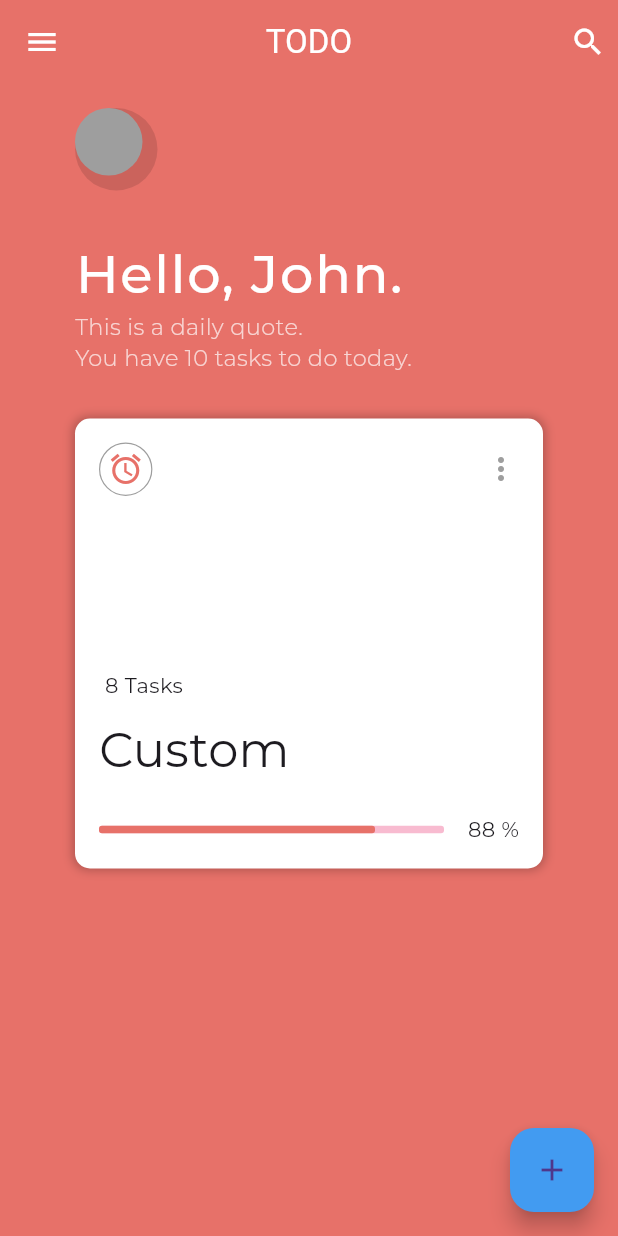
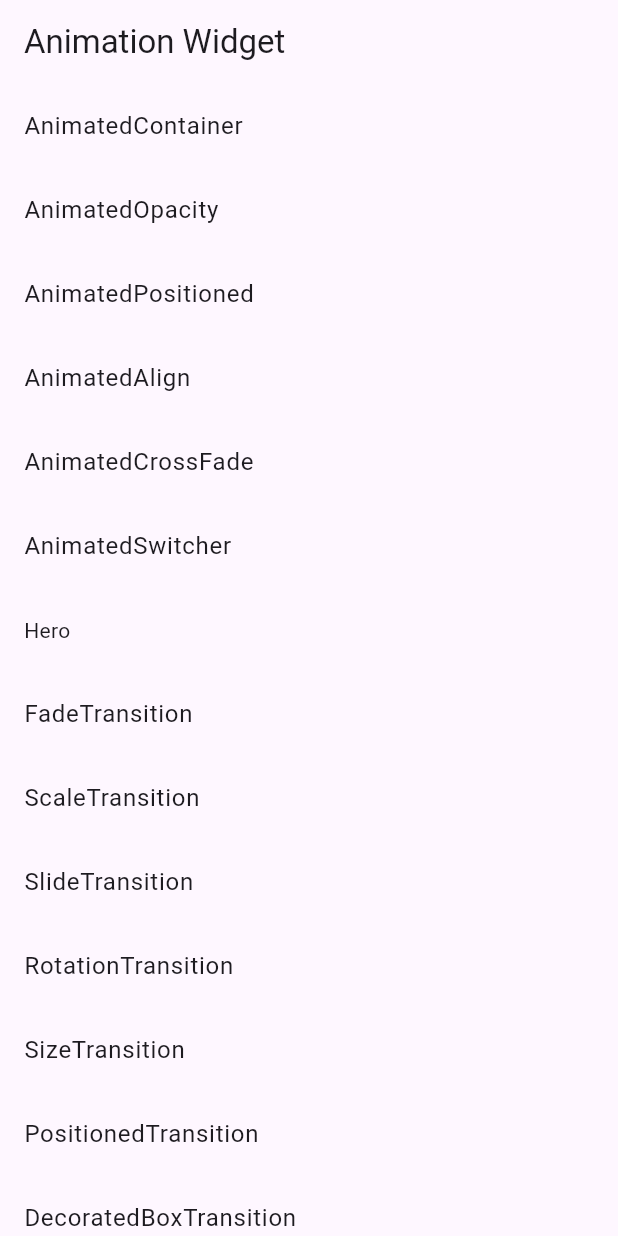
Before and after one commit to Aksharpatel06/adv_flutter_animation, a Flutter app: the screen it shows after launch, on a phone screen of 412 x 824 dp. Run offline on Flutter 3.47's test engine with Material 3 defaults, Android fonts, the light colour scheme and no system bars; our stand-ins replace google_fonts.

Commit message:
11-07-2024

```diff
--- a/lib/main.dart
+++ b/lib/main.dart
@@ -1,6 +1,7 @@
-import 'package:adv_flutter_animation/view/task_2/screen/home/home_screen.dart';
-import 'package:adv_flutter_animation/view/task_2/screen/product/product_screen.dart';
+import 'package:adv_flutter_animation/view/task_3/provider/home_page_provider.dart';
+import 'package:adv_flutter_animation/view/task_3/screen/home/home_page.dart';
 import 'package:flutter/material.dart';
+import 'package:provider/provider.dart';
 
 void main() {
   runApp(const MyApp());
@@ -11,12 +12,18 @@ class MyApp extends StatelessWidget {
 
   @override
   Widget build(BuildContext context) {
-    return  MaterialApp(
-      debugShowCheckedModeBanner: false,
-      routes: {
-        '/':(context)=>const HomeScreen(),
-        '/product':(context)=>const ProductScreen(),
-      },
+    return MultiProvider(
+      providers: [
+        ChangeNotifierProvider(create: (context) => HomePageProvider(),)
+      ],
+      child: const MaterialApp(
+        debugShowCheckedModeBanner: false,
+        // routes: {
+        //   '/':(context)=>const HomeScreen(),
+        //   '/product':(context)=>const ProductScreen(),
+        // },
+        home: HomePage(),
+      ),
     );
   }
 }
--- a/lib/utils/global_variable.dart
+++ b/lib/utils/global_variable.dart
@@ -25,12 +25,43 @@ List<Color> colorList = [
 
 int wrongAnswer = 2;
 
-
 // task 2
 
-List<String> titleList =[
+List<String> titleList = [
   'Meet Clients',
   'Design Sprint',
   'Icon Set Degien For Mobile',
   'Flutter Study',
 ];
+
+// task 3
+
+List<String> animationWidgetNameList = [
+  'AnimatedContainer',
+  'AnimatedOpacity',
+  'AnimatedPositioned',
+  'AnimatedAlign',
+  'AnimatedCrossFade',
+  'AnimatedSwitcher',
+  'Hero',
+  'FadeTransition',
+  'ScaleTransition',
+  'SlideTransition',
+  'RotationTransition',
+  'SizeTransition',
+  'PositionedTransition',
+  'DecoratedBoxTransition',
+  'DefaultTextStyleTransition',
+  'AnimatedModalBarrier',
+  'AnimatedList',
+  'AnimatedIcon',
+  'AnimatedPhysicalModel',
+  'AnimatedSize',
+  'AnimatedPadding',
+  'TweenAnimationBuilder',
+  'AnimatedBuilder',
+  'AnimatedDefaultTextStyle',
+  'AnimatedTheme',
+  'AnimatedWidget',
+  'ImplicitlyAnimatedWidget'
+];
--- a/lib/view/task_2/screen/home/home_screen.dart
+++ b/lib/view/task_2/screen/home/home_screen.dart
@@ -43,19 +43,18 @@ class HomeScreen extends StatelessWidget {
               onTap: () {
                 Navigator.pushNamed(context, '/product');
               },
-              child: Hero(
-                tag: 'box',
               child: Container(
                 height: 300,
-                  width: double.infinity,
                 decoration: BoxDecoration(
+                  borderRadius: BorderRadius.circular(10),
                   color: Colors.white,
                   boxShadow: const [
                     BoxShadow(
                         color: Colors.black26, spreadRadius: 1, blurRadius: 5)
                   ],
-                    borderRadius: BorderRadius.circular(10),
                 ),
+                child: Hero(
+                  tag: 'background',
                   child: Padding(
                     padding: const EdgeInsets.all(16.0),
                     child: Column(
@@ -82,7 +81,8 @@ class HomeScreen extends StatelessWidget {
                             )
                           ],
                         ),
-                        Column(
+                        Material(
+                          child: Column(
                             crossAxisAlignment: CrossAxisAlignment.start,
                             children: [
                               Text(
@@ -102,7 +102,8 @@ class HomeScreen extends StatelessWidget {
                                 height: 20,
                               ),
                               Row(
-                              mainAxisAlignment: MainAxisAlignment.spaceBetween,
+                                mainAxisAlignment:
+                                    MainAxisAlignment.spaceBetween,
                                 children: [
                                   SizedBox(
                                     width: 230,
@@ -122,6 +123,7 @@ class HomeScreen extends StatelessWidget {
                               ),
                             ],
                           ),
+                        ),
                       ],
                     ),
                   ),
--- /dev/null
+++ b/lib/view/task_3/provider/home_page_provider.dart
@@ -0,0 +1,43 @@
+import 'package:flutter/material.dart';
+
+class HomePageProvider extends ChangeNotifier {
+  int animationIndex = 0;
+  double width = 150;
+  Alignment alignment = Alignment.topLeft;
+  Color color = Colors.red;
+  BorderRadius borderRadius = const BorderRadius.all(Radius.circular(10));
+  double opacity = 1;
+  bool isMoved = false;
+  double leftPostioned = 200;
+  double topPostioned = 200;
+
+  void changeIndex(int index) {
+    animationIndex = index;
+    notifyListeners();
+  }
+
+  void animatorChange() {
+    if (isMoved) {
+      width = 200;
+      alignment = Alignment.bottomRight;
+      color = Colors.redAccent;
+      borderRadius = const BorderRadius.all(Radius.circular(20));
+      opacity = 0;
+      leftPostioned = 50;
+      topPostioned = 50;
+      isMoved = false;
+      notifyListeners();
+    } else {
+      width = 150;
+      alignment = Alignment.topLeft;
+      color = Colors.red;
+      borderRadius = const BorderRadius.all(Radius.circular(10));
+      opacity = 1;
+      topPostioned = 200;
+      leftPostioned = 200;
+      isMoved = true;
+      notifyListeners();
+    }
+    notifyListeners();
+  }
+}
--- /dev/null
+++ b/lib/view/task_3/screen/home/home_page.dart
@@ -0,0 +1,47 @@
+import 'package:adv_flutter_animation/utils/global_variable.dart';
+import 'package:adv_flutter_animation/view/task_3/provider/home_page_provider.dart';
+import 'package:adv_flutter_animation/view/task_3/screen/widget/widget_screen.dart';
+import 'package:flutter/material.dart';
+import 'package:provider/provider.dart';
+
+class HomePage extends StatelessWidget {
+  const HomePage({super.key});
+
+  @override
+  Widget build(BuildContext context) {
+    HomePageProvider homePageProviderfalse =
+        Provider.of<HomePageProvider>(context, listen: false);
+    return Scaffold(
+      appBar: AppBar(
+        title: const Text('Animation Widget'),
+      ),
+      body: ListView.builder(
+        itemCount: animationWidgetNameList.length,
+        itemBuilder: (context, index) {
+          return ListTile(
+            title: (index == 6)
+                ? Hero(
+                    tag: 'box',
+                    child: Material(
+                      child: Text(
+                        animationWidgetNameList[index],
+                      ),
+                    ),
+                  )
+                : Text(
+                    animationWidgetNameList[index],
+                  ),
+            onTap: () {
+              homePageProviderfalse.changeIndex(index);
+              Navigator.push(
+                  context,
+                  MaterialPageRoute(
+                    builder: (context) => const WidgetScreen(),
+                  ));
+            },
+          );
+        },
+      ),
+    );
+  }
+}
--- a/pubspec.yaml
+++ b/pubspec.yaml
@@ -36,6 +36,7 @@ dependencies:
   # Use with the CupertinoIcons class for iOS style icons.
   cupertino_icons: ^1.0.6
   google_fonts: any
+  provider: ^6.1.2
 
 dev_dependencies:
   flutter_test:
```
Also changed, not shown: lib/view/task_2/screen/product/product_screen.dart (+8 -8 lines), lib/view/task_3/screen/widget/widget_screen.dart (added, +343 -0 lines), pubspec.lock. Lines whose indentation alone changed are shown as unchanged.
